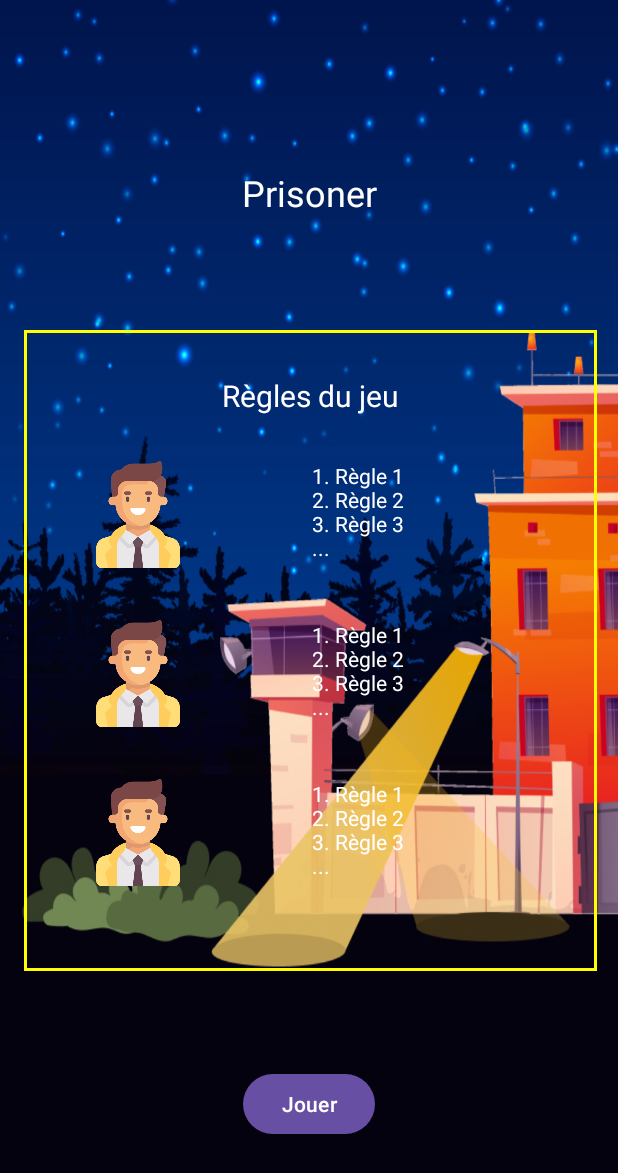
After one commit to noura1133/prisoner, an Android app: the RegleActivity screen opened directly, with no data from a screen before it, on a phone screen of 412 x 824 dp. The commit adds this screen. Shown: the top 1173 px of the screen. Run offline under Robolectric (Android 15) with nearby library versions, the phone set to English and light mode, and no system bars.

Commit message:
Ecran Règles

```diff
--- a/app/src/main/AndroidManifest.xml
+++ b/app/src/main/AndroidManifest.xml
@@ -13,6 +13,9 @@
         android:theme="@style/Theme.Prisoner"
         tools:targetApi="31">
         <activity
+            android:name=".RegleActivity"
+            android:exported="true"/>
+        <activity
             android:name=".MainActivity"
             android:exported="true">
             <intent-filter>
--- a/app/src/main/java/prisoner/sdl/MainActivity.java
+++ b/app/src/main/java/prisoner/sdl/MainActivity.java
@@ -2,7 +2,10 @@ package prisoner.sdl;
 
 import androidx.appcompat.app.AppCompatActivity;
 
+import android.content.Intent;
 import android.os.Bundle;
+import android.view.View;
+import android.widget.Button;
 
 public class MainActivity extends AppCompatActivity {
 
@@ -10,5 +13,17 @@ public class MainActivity extends AppCompatActivity {
     protected void onCreate(Bundle savedInstanceState) {
         super.onCreate(savedInstanceState);
         setContentView(R.layout.activity_main);
+
+        Button buttonRules = findViewById(R.id.buttonRules);
+
+        buttonRules.setOnClickListener(new View.OnClickListener() {
+            @Override
+            public void onClick(View v) {
+                // Crée un Intent pour démarrer RegleActivity
+                Intent intent = new Intent(MainActivity.this, RegleActivity.class);
+                // Démarre l'activité
+                startActivity(intent);
+            }
+        });
     }
 }
--- /dev/null
+++ b/app/src/main/java/prisoner/sdl/RegleActivity.java
@@ -0,0 +1,18 @@
+package prisoner.sdl;
+
+import androidx.appcompat.app.AppCompatActivity;
+
+import android.os.Bundle;
+import android.widget.TextView;
+
+public class RegleActivity extends AppCompatActivity {
+
+    @Override
+    protected void onCreate(Bundle savedInstanceState) {
+        super.onCreate(savedInstanceState);
+        setContentView(R.layout.activity_regle);
+
+        TextView textViewTitle = findViewById(R.id.textViewTitle);
+
+    }
+}
--- /dev/null
+++ b/app/src/main/res/drawable/background_yellow_border.xml
@@ -0,0 +1,10 @@
+<shape xmlns:android="http://schemas.android.com/apk/res/android"
+    android:shape="rectangle">
+
+    <stroke
+        android:width="2dp"
+        android:color="@color/yellow_background" />
+
+    <solid android:color="@android:color/transparent" />
+
+</shape>
--- /dev/null
+++ b/app/src/main/res/layout/activity_regle.xml
@@ -0,0 +1,124 @@
+<?xml version="1.0" encoding="utf-8"?>
+<androidx.constraintlayout.widget.ConstraintLayout xmlns:android="http://schemas.android.com/apk/res/android"
+    xmlns:app="http://schemas.android.com/apk/res-auto"
+    xmlns:tools="http://schemas.android.com/tools"
+    android:layout_width="match_parent"
+    android:layout_height="match_parent"
+    android:background="@drawable/background_img"
+    tools:context=".RegleActivity">
+
+    <TextView
+        android:id="@+id/textViewTitle"
+        android:layout_width="wrap_content"
+        android:layout_height="wrap_content"
+        android:layout_marginTop="112dp"
+        android:text="Prisoner"
+        android:textColor="@android:color/white"
+        android:textSize="24sp"
+        app:layout_constraintEnd_toEndOf="parent"
+        app:layout_constraintStart_toStartOf="parent"
+        app:layout_constraintTop_toTopOf="parent" />
+
+    <LinearLayout
+        android:id="@+id/linearLayout"
+        android:layout_width="382dp"
+        android:layout_height="427dp"
+        android:layout_marginStart="16dp"
+        android:layout_marginEnd="16dp"
+        android:layout_marginBottom="16dp"
+        android:background="@drawable/background_yellow_border"
+        android:orientation="vertical"
+        android:padding="20dp"
+        app:layout_constraintBottom_toBottomOf="parent"
+        app:layout_constraintEnd_toEndOf="parent"
+        app:layout_constraintHorizontal_bias="0.0"
+        app:layout_constraintStart_toStartOf="parent"
+        app:layout_constraintTop_toBottomOf="@id/textViewTitle"
+        app:layout_constraintVertical_bias="0.32">
+
+
+        <TextView
+            android:layout_width="wrap_content"
+            android:layout_height="wrap_content"
+            android:layout_gravity="center"
+            android:layout_marginTop="10dp"
+            android:text="Règles du jeu"
+            android:textColor="@android:color/white"
+            android:textSize="20sp" />
+
+        <LinearLayout
+            android:layout_width="327dp"
+            android:layout_height="76dp"
+            android:layout_marginTop="30dp"
+            android:orientation="horizontal">
+
+            <ImageView
+                android:id="@+id/imageView"
+                android:layout_width="112dp"
+                android:layout_height="71dp"
+                app:srcCompat="@drawable/icone" />
+
+            <TextView
+                android:layout_width="209dp"
+                android:layout_height="71dp"
+                android:paddingStart="60dp"
+                android:text="1. Règle 1\n2. Règle 2\n3. Règle 3\n..."
+                android:textColor="@android:color/white" />
+
+        </LinearLayout>
+
+        <LinearLayout
+            android:layout_width="327dp"
+            android:layout_height="76dp"
+            android:layout_marginTop="30dp"
+            android:orientation="horizontal">
+
+            <ImageView
+                android:id="@+id/imageView2"
+                android:layout_width="112dp"
+                android:layout_height="71dp"
+                app:srcCompat="@drawable/icone" />
+
+            <TextView
+                android:layout_width="209dp"
+                android:layout_height="71dp"
+                android:paddingStart="60dp"
+                android:text="1. Règle 1\n2. Règle 2\n3. Règle 3\n..."
+                android:textColor="@android:color/white" />
+
+        </LinearLayout>
+
+        <LinearLayout
+            android:layout_width="327dp"
+            android:layout_height="76dp"
+            android:layout_marginTop="30dp"
+            android:orientation="horizontal">
+
+            <ImageView
+                android:id="@+id/imageView3"
+                android:layout_width="112dp"
+                android:layout_height="71dp"
+                app:srcCompat="@drawable/icone" />
+
+            <TextView
+                android:layout_width="209dp"
+                android:layout_height="71dp"
+                android:paddingStart="60dp"
+                android:text="1. Règle 1\n2. Règle 2\n3. Règle 3\n..."
+                android:textColor="@android:color/white" />
+
+        </LinearLayout>
+
+    </LinearLayout>
+
+    <Button
+        android:id="@+id/button"
+        android:layout_width="wrap_content"
+        android:layout_height="wrap_content"
+        android:text="Jouer"
+        app:layout_constraintBottom_toBottomOf="parent"
+        app:layout_constraintEnd_toEndOf="parent"
+        app:layout_constraintStart_toStartOf="parent"
+        app:layout_constraintTop_toBottomOf="@+id/linearLayout" />
+
+</androidx.constraintlayout.widget.ConstraintLayout>
--- a/app/src/main/res/values/colors.xml
+++ b/app/src/main/res/values/colors.xml
@@ -3,5 +3,6 @@
     <color name="black">#FF000000</color>
     <color name="white">#FFFFFFFF</color>
     <color name="blue_background">#FF0000FF</color>
+    <color name="yellow_background">#FFFF00</color>
 
 </resources>
```
Also changed, not shown: app/src/main/res/drawable/icone.png (added).
